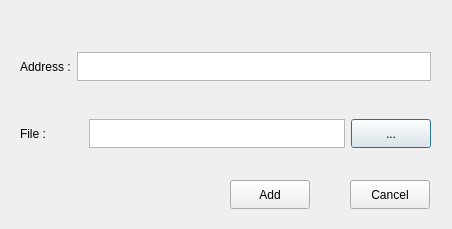
The window that src/addnewdialog.ui (manox14/qtaria) describes before a commit, drawn with Qt 5.
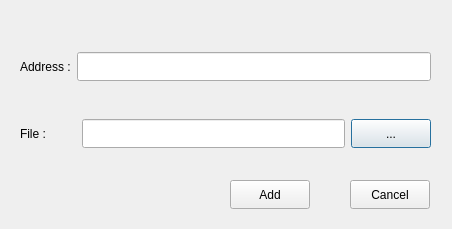
The same window after the commit. Icons and pictures are not drawn.

```diff
--- a/src/addnewdialog.ui
+++ b/src/addnewdialog.ui
@@ -43,13 +43,7 @@
        </widget>
       </item>
       <item>
-       <widget class="QPlainTextEdit" name="addressBox">
-        <property name="sizePolicy">
-         <sizepolicy hsizetype="Expanding" vsizetype="Fixed">
-          <horstretch>0</horstretch>
-          <verstretch>0</verstretch>
-         </sizepolicy>
-        </property>
+       <widget class="QLineEdit" name="addressBox">
         <property name="maximumSize">
          <size>
           <width>16777215</width>
@@ -64,10 +58,22 @@
      <layout class="QHBoxLayout" name="horizontalLayout_4">
       <item>
        <widget class="QLabel" name="fileLabel">
+        <property name="sizePolicy">
+         <sizepolicy hsizetype="Fixed" vsizetype="Preferred">
+          <horstretch>0</horstretch>
+          <verstretch>0</verstretch>
+         </sizepolicy>
+        </property>
+        <property name="minimumSize">
+         <size>
+          <width>56</width>
+          <height>0</height>
+         </size>
+        </property>
         <property name="maximumSize">
          <size>
           <width>16777215</width>
-          <height>23</height>
+          <height>29</height>
          </size>
         </property>
         <property name="text">
@@ -76,13 +82,7 @@
        </widget>
       </item>
       <item>
-       <widget class="QPlainTextEdit" name="locationBox">
-        <property name="sizePolicy">
-         <sizepolicy hsizetype="Minimum" vsizetype="Expanding">
-          <horstretch>0</horstretch>
-          <verstretch>49</verstretch>
-         </sizepolicy>
-        </property>
+       <widget class="QLineEdit" name="locationBox">
         <property name="maximumSize">
          <size>
           <width>16777215</width>
```
Left out of the diff: 2 changed lines with no effect on the pictures.
